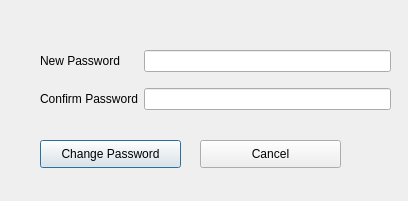
Old version of the form src/client/changePasswordDialog.ui in the repository franco-ruggeri/write-together.
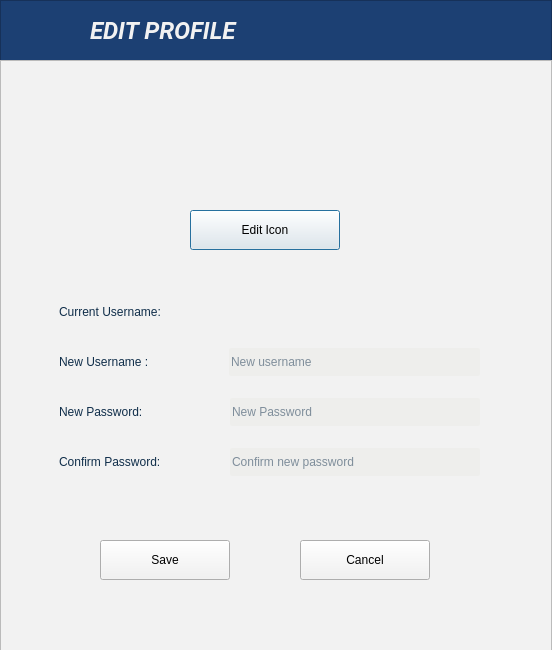
New version of the form. Icons and pictures are not drawn.

Commit message: Update UI for edit profile and user page. Missing icon choose page, user page should be ok. Edit password and username are now managed in edit profile Only view update, TODO: edit controller.

The edit to the form file:
```diff
--- a/src/client/changePasswordDialog.ui
+++ b/src/client/changePasswordDialog.ui
@@ -6,70 +6,347 @@
    <rect>
     <x>0</x>
     <y>0</y>
-    <width>408</width>
-    <height>201</height>
+    <width>552</width>
+    <height>650</height>
    </rect>
   </property>
+  <property name="sizePolicy">
+   <sizepolicy hsizetype="Fixed" vsizetype="Fixed">
+    <horstretch>0</horstretch>
+    <verstretch>0</verstretch>
+   </sizepolicy>
+  </property>
+  <property name="font">
+   <font>
+    <family>Roboto Light</family>
+   </font>
+  </property>
   <property name="windowTitle">
    <string>Dialog</string>
   </property>
-  <widget class="QWidget" name="gridLayoutWidget">
+  <property name="windowIcon">
+   <iconset resource="resource.qrc">
+    <normaloff>:/images/user.png</normaloff>:/images/user.png</iconset>
+  </property>
+  <property name="styleSheet">
+   <string notr="true">background-color: #F2F2f2;</string>
+  </property>
+  <widget class="QFrame" name="header_user_page">
    <property name="geometry">
     <rect>
-     <x>40</x>
-     <y>40</y>
-     <width>351</width>
-     <height>80</height>
+     <x>0</x>
+     <y>0</y>
+     <width>552</width>
+     <height>61</height>
     </rect>
    </property>
-   <layout class="QGridLayout" name="gridLayout">
-    <item row="0" column="0">
-     <widget class="QLabel" name="change_newpass_label">
-      <property name="text">
-       <string>New Password</string>
-      </property>
-     </widget>
-    </item>
-    <item row="0" column="1">
-     <widget class="QLineEdit" name="changepass_newpass_lineEdit"/>
-    </item>
-    <item row="1" column="0">
-     <widget class="QLabel" name="change_confirmpass_label">
-      <property name="text">
-       <string>Confirm Password</string>
-      </property>
-     </widget>
-    </item>
-    <item row="1" column="1">
-     <widget class="QLineEdit" name="changepass_confirmpass_lineEdit"/>
-    </item>
-   </layout>
-  </widget>
-  <widget class="QPushButton" name="changepass_change_pushButton">
-   <property name="geometry">
-    <rect>
-     <x>40</x>
-     <y>140</y>
-     <width>141</width>
-     <height>28</height>
-    </rect>
+   <property name="styleSheet">
+    <string notr="true">background-color: #1C4073;</string>
    </property>
-   <property name="text">
-    <string>Change Password</string>
+   <property name="frameShape">
+    <enum>QFrame::StyledPanel</enum>
    </property>
+   <property name="frameShadow">
+    <enum>QFrame::Raised</enum>
+   </property>
+   <widget class="QLabel" name="header_image_user_page">
+    <property name="geometry">
+     <rect>
+      <x>6</x>
+      <y>6</y>
+      <width>61</width>
+      <height>51</height>
+     </rect>
+    </property>
+    <property name="text">
+     <string/>
+    </property>
+    <property name="pixmap">
+     <pixmap resource="resource.qrc">:/images/collaboration_white.png</pixmap>
+    </property>
+    <property name="scaledContents">
+     <bool>true</bool>
+    </property>
+   </widget>
+   <widget class="QLabel" name="label_2">
+    <property name="geometry">
+     <rect>
+      <x>90</x>
+      <y>10</y>
+      <width>391</width>
+      <height>41</height>
+     </rect>
+    </property>
+    <property name="font">
+     <font>
+      <family>Roboto</family>
+     </font>
+    </property>
+    <property name="styleSheet">
+     <string notr="true">color: #f2f2f2;</string>
+    </property>
+    <property name="text">
+     <string>&lt;html&gt;&lt;head/&gt;&lt;body&gt;&lt;p&gt;&lt;span style=&quot; font-size:18pt; font-weight:600; font-style:italic;&quot;&gt;EDIT PROFILE&lt;/span&gt;&lt;/p&gt;&lt;/body&gt;&lt;/html&gt;</string>
+    </property>
+   </widget>
   </widget>
-  <widget class="QPushButton" name="changepass_cancel_pushButton">
+  <widget class="QFrame" name="frame">
    <property name="geometry">
     <rect>
-     <x>200</x>
-     <y>140</y>
-     <width>141</width>
-     <height>28</height>
+     <x>0</x>
+     <y>60</y>
+     <width>552</width>
+     <height>591</height>
     </rect>
    </property>
-   <property name="text">
-    <string>Cancel</string>
+   <property name="frameShape">
+    <enum>QFrame::StyledPanel</enum>
    </property>
+   <property name="frameShadow">
+    <enum>QFrame::Raised</enum>
+   </property>
+   <widget class="QLabel" name="label_3">
+    <property name="geometry">
+     <rect>
+      <x>200</x>
+      <y>10</y>
+      <width>130</width>
+      <height>130</height>
+     </rect>
+    </property>
+    <property name="text">
+     <string/>
+    </property>
+    <property name="pixmap">
+     <pixmap resource="resource.qrc">:/images/user_icon.png</pixmap>
+    </property>
+    <property name="scaledContents">
+     <bool>true</bool>
+    </property>
+   </widget>
+   <widget class="QPushButton" name="change_icon_pushButton">
+    <property name="geometry">
+     <rect>
+      <x>190</x>
+      <y>150</y>
+      <width>150</width>
+      <height>40</height>
+     </rect>
+    </property>
+    <property name="cursor">
+     <cursorShape>PointingHandCursor</cursorShape>
+    </property>
+    <property name="text">
+     <string>Edit Icon</string>
+    </property>
+   </widget>
+   <widget class="QPushButton" name="changepass_change_pushButton">
+    <property name="geometry">
+     <rect>
+      <x>100</x>
+      <y>480</y>
+      <width>130</width>
+      <height>40</height>
+     </rect>
+    </property>
+    <property name="cursor">
+     <cursorShape>PointingHandCursor</cursorShape>
+    </property>
+    <property name="text">
+     <string>Save</string>
+    </property>
+   </widget>
+   <widget class="QPushButton" name="changepass_cancel_pushButton">
+    <property name="geometry">
+     <rect>
+      <x>300</x>
+      <y>480</y>
+      <width>130</width>
+      <height>40</height>
+     </rect>
+    </property>
+    <property name="cursor">
+     <cursorShape>PointingHandCursor</cursorShape>
+    </property>
+    <property name="text">
+     <string>Cancel</string>
+    </property>
+   </widget>
+   <widget class="QFrame" name="gridFrame">
+    <property name="geometry">
+     <rect>
+      <x>0</x>
+      <y>230</y>
+      <width>552</width>
+      <height>201</height>
+     </rect>
+    </property>
+    <property name="styleSheet">
+     <string notr="true">margin-left: 20px;
+margin-right: 20px;</string>
+    </property>
+    <property name="frameShape">
+     <enum>QFrame::NoFrame</enum>
+    </property>
+    <property name="frameShadow">
+     <enum>QFrame::Plain</enum>
+    </property>
+    <widget class="QLabel" name="changeuser_currentuser_label">
+     <property name="geometry">
+      <rect>
+       <x>36</x>
+       <y>8</y>
+       <width>177</width>
+       <height>28</height>
+      </rect>
+     </property>
+     <property name="styleSheet">
+      <string notr="true">color:  #102E4A;</string>
+     </property>
+     <property name="text">
+      <string>Current Username:</string>
+     </property>
+    </widget>
+    <widget class="QLabel" name="changeuser_username_label">
+     <property name="geometry">
+      <rect>
+       <x>230</x>
+       <y>8</y>
+       <width>250</width>
+       <height>28</height>
+      </rect>
+     </property>
+     <property name="styleSheet">
+      <string notr="true">color:  #102E4A;
+margin: 0px;</string>
+     </property>
+     <property name="text">
+      <string/>
+     </property>
+    </widget>
+    <widget class="QLabel" name="changeuser_newusername_label">
+     <property name="geometry">
+      <rect>
+       <x>36</x>
+       <y>58</y>
+       <width>173</width>
+       <height>28</height>
+      </rect>
+     </property>
+     <property name="styleSheet">
+      <string notr="true">color:  #102E4A;</string>
+     </property>
+     <property name="text">
+      <string>New Username :    </string>
+     </property>
+    </widget>
+    <widget class="QLineEdit" name="changeuser_newuser_lineEdit">
+     <property name="geometry">
+      <rect>
+       <x>229</x>
+       <y>58</y>
+       <width>251</width>
+       <height>28</height>
+      </rect>
+     </property>
+     <property name="sizePolicy">
+      <sizepolicy hsizetype="Preferred" vsizetype="Preferred">
+       <horstretch>0</horstretch>
+       <verstretch>0</verstretch>
+      </sizepolicy>
+     </property>
+     <property name="styleSheet">
+      <string notr="true">color:  #102E4A;
+border-radius: 2px;
+background-color: rgb(238, 238, 236);
+margin: 0px;</string>
+     </property>
+     <property name="placeholderText">
+      <string>New username</string>
+     </property>
+    </widget>
+    <widget class="QLabel" name="change_newpass_label">
+     <property name="geometry">
+      <rect>
+       <x>36</x>
+       <y>108</y>
+       <width>151</width>
+       <height>28</height>
+      </rect>
+     </property>
+     <property name="styleSheet">
+      <string notr="true">color:  #102E4A;</string>
+     </property>
+     <property name="text">
+      <string>New Password:</string>
+     </property>
+    </widget>
+    <widget class="QLineEdit" name="changepass_newpass_lineEdit">
+     <property name="geometry">
+      <rect>
+       <x>230</x>
+       <y>108</y>
+       <width>250</width>
+       <height>28</height>
+      </rect>
+     </property>
+     <property name="sizePolicy">
+      <sizepolicy hsizetype="Preferred" vsizetype="Preferred">
+       <horstretch>0</horstretch>
+       <verstretch>0</verstretch>
+      </sizepolicy>
+     </property>
+     <property name="styleSheet">
+      <string notr="true">color:  #102E4A; 
+border-radius: 2px;
+background-color: rgb(238, 238, 236);
+margin: 0px;</string>
+     </property>
+     <property name="placeholderText">
+      <string>New Password</string>
+     </property>
+    </widget>
+    <widget class="QLineEdit" name="changepass_confirmpass_lineEdit">
+     <property name="geometry">
+      <rect>
+       <x>230</x>
+       <y>158</y>
+       <width>250</width>
+       <height>28</height>
+      </rect>
+     </property>
+     <property name="sizePolicy">
+      <sizepolicy hsizetype="Ignored" vsizetype="Ignored">
+       <horstretch>0</horstretch>
+       <verstretch>0</verstretch>
+      </sizepolicy>
+     </property>
+     <property name="styleSheet">
+      <string notr="true">color:  #102E4A; border-radius: 2px;
+background-color: rgb(238, 238, 236);
+margin: 0px;</string>
+     </property>
+     <property name="placeholderText">
+      <string>Confirm new password</string>
+     </property>
+    </widget>
+    <widget class="QLabel" name="change_confirmpass_label">
+     <property name="geometry">
+      <rect>
+       <x>36</x>
+       <y>158</y>
+       <width>175</width>
+       <height>28</height>
+      </rect>
+     </property>
+     <property name="styleSheet">
+      <string notr="true">color:  #102E4A;</string>
+     </property>
+     <property name="text">
+      <string>Confirm Password:</string>
+     </property>
+    </widget>
+   </widget>
   </widget>
  </widget>
  <resources/>
```
Left out of the diff: 6 changed lines with no effect on the pictures. The commit also changes 11 other files.
